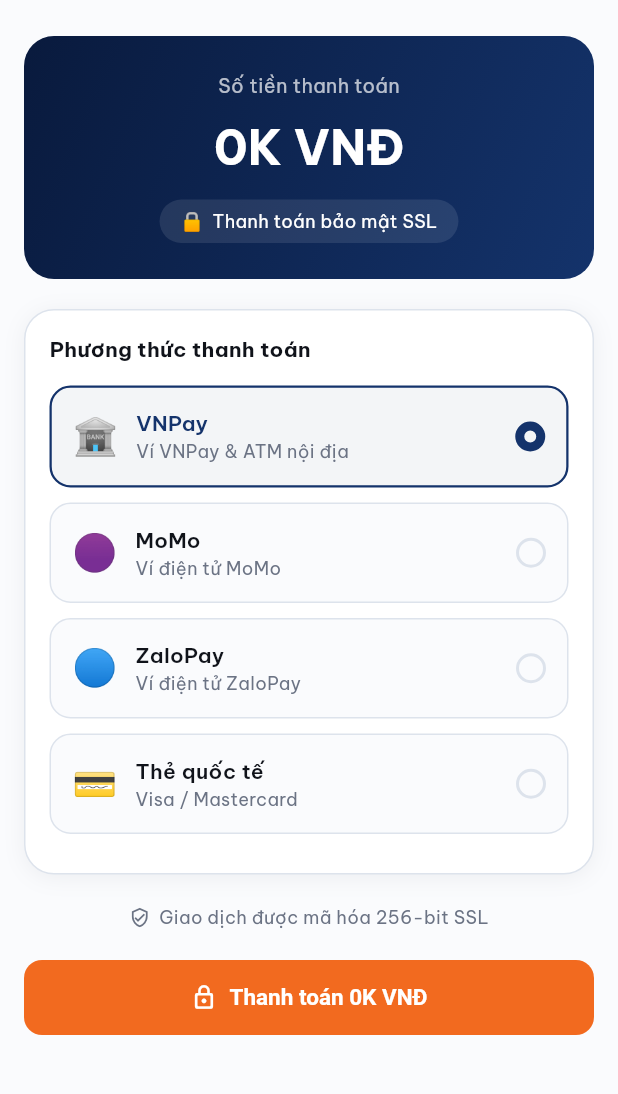
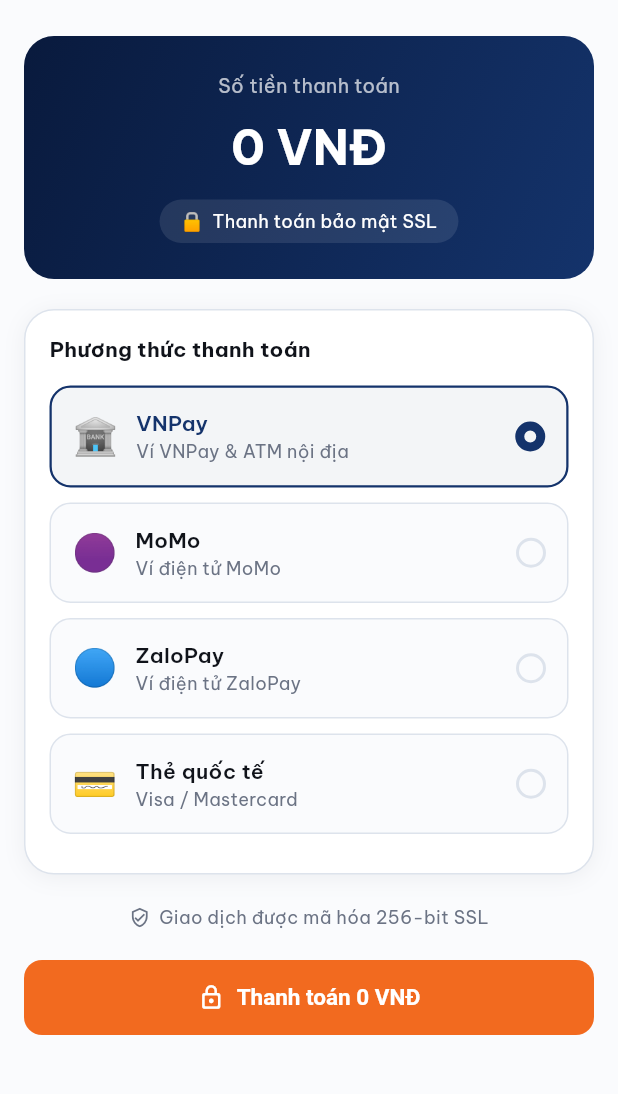
Before and after one commit to minhtit-fpt/car_rental_app, a Flutter app: the _PaymentView screen opened directly with empty values, scrolled down 56 dp, on a phone screen of 412 x 824 dp, the part 141-1235 px from its top. Run offline on Flutter 3.47's test engine with Material 3 defaults, Android fonts, the phone set to English and light mode, and no system bars; our stand-ins replace dio, drift, flutter_bloc, flutter_secure_storage, get_it, go_router and 3 more; missing offline and left inert: flutter_inappwebview; accounts and stored records are empty; generated files the repository leaves out were written again.

Commit message:
feat(payment): add VND formatting function for payment display

```diff
--- a/frontend/lib/features/payment/presentation/screens/payment_screen.dart
+++ b/frontend/lib/features/payment/presentation/screens/payment_screen.dart
@@ -10,6 +10,18 @@
 import 'package:frontend/shared/widgets/rv_sliver_app_bar.dart';
 
 enum _PayMethod { vnpay, momo, zalopay, card }
+
+/// Định dạng VND đầy đủ với dấu phân cách nghìn (vd: 1536000 → "1.536.000").
+/// `amount` là tổng tiền thật của đơn (VND đầy đủ), không phải đơn vị nghìn (K).
+String _fmtVnd(num v) {
+  final s = v.round().abs().toString();
+  final buf = StringBuffer();
+  for (var i = 0; i < s.length; i++) {
+    if (i > 0 && (s.length - i) % 3 == 0) buf.write('.');
+    buf.write(s[i]);
+  }
+  return '${v < 0 ? '-' : ''}$buf';
+}
 
 class PaymentScreen extends StatelessWidget {
   const PaymentScreen({
@@ -132,7 +144,7 @@
                         builder: (context, state) {
                           final isProcessing = state is PaymentProcessing;
                           return PrimaryButton(
-                            label: 'Thanh toán ${widget.amount.toInt()}K VNĐ',
+                            label: 'Thanh toán ${_fmtVnd(widget.amount)} VNĐ',
                             onPressed: isProcessing
                                 ? null
                                 : () => context
@@ -177,7 +189,7 @@
           ),
           const SizedBox(height: 8),
           Text(
-            '${amount.toInt()}K VNĐ',
+            '${_fmtVnd(amount)} VNĐ',
             style: const TextStyle(
               fontSize: 32,
               fontWeight: FontWeight.bold,
```
Also changed, not shown: frontend/lib/features/booking/presentation/screens/booking_confirm_screen.dart (+0 -75 lines), frontend/lib/features/payment/presentation/screens/payment_result_screen.dart (+13 -1 lines).
